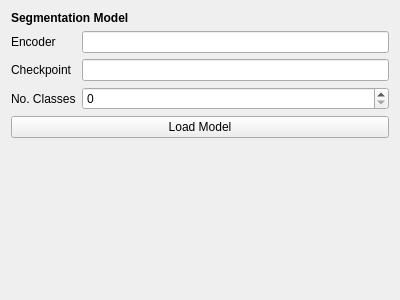
The window that fibsem/ui/qtdesigner_files/FibsemSegmentationModelWidget.ui (DeMarcoLab/fibsem) describes before a commit, drawn with Qt 5.
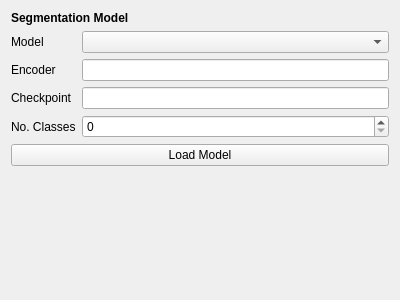
The same window after the commit.

Commit message: fibsem anything

Diff of the .ui file:
```diff
--- a/fibsem/ui/qtdesigner_files/FibsemSegmentationModelWidget.ui
+++ b/fibsem/ui/qtdesigner_files/FibsemSegmentationModelWidget.ui
@@ -14,20 +14,24 @@
    <string>Form</string>
   </property>
   <layout class="QGridLayout" name="gridLayout">
-   <item row="2" column="1">
-    <widget class="QLineEdit" name="lineEdit_checkpoint"/>
-   </item>
-   <item row="1" column="1">
-    <widget class="QLineEdit" name="lineEdit_encoder"/>
-   </item>
-   <item row="1" column="0">
-    <widget class="QLabel" name="label_encoder">
-     <property name="text">
-      <string>Encoder</string>
-     </property>
-    </widget>
-   </item>
    <item row="3" column="1">
+    <widget class="QLineEdit" name="lineEdit_checkpoint"/>
+   </item>
+   <item row="4" column="0">
+    <widget class="QLabel" name="label_num_classes">
+     <property name="text">
+      <string>No. Classes</string>
+     </property>
+    </widget>
+   </item>
+   <item row="3" column="0">
+    <widget class="QLabel" name="label_checkpoint">
+     <property name="text">
+      <string>Checkpoint</string>
+     </property>
+    </widget>
+   </item>
+   <item row="4" column="1">
     <widget class="QSpinBox" name="spinBox_num_classes"/>
    </item>
    <item row="0" column="0" colspan="2">
@@ -43,28 +47,7 @@
      </property>
     </widget>
    </item>
-   <item row="2" column="0">
-    <widget class="QLabel" name="label_checkpoint">
-     <property name="text">
-      <string>Checkpoint</string>
-     </property>
-    </widget>
-   </item>
-   <item row="3" column="0">
-    <widget class="QLabel" name="label_num_classes">
-     <property name="text">
-      <string>No. Classes</string>
-     </property>
-    </widget>
-   </item>
-   <item row="4" column="0" colspan="2">
-    <widget class="QPushButton" name="pushButton_load_model">
-     <property name="text">
-      <string>Load Model</string>
-     </property>
-    </widget>
-   </item>
-   <item row="5" column="0" colspan="2">
+   <item row="6" column="0" colspan="2">
     <spacer name="verticalSpacer">
      <property name="orientation">
       <enum>Qt::Vertical</enum>
@@ -77,6 +60,33 @@
      </property>
     </spacer>
    </item>
+   <item row="2" column="0">
+    <widget class="QLabel" name="label_encoder">
+     <property name="text">
+      <string>Encoder</string>
+     </property>
+    </widget>
+   </item>
+   <item row="5" column="0" colspan="2">
+    <widget class="QPushButton" name="pushButton_load_model">
+     <property name="text">
+      <string>Load Model</string>
+     </property>
+    </widget>
+   </item>
+   <item row="2" column="1">
+    <widget class="QLineEdit" name="lineEdit_encoder"/>
+   </item>
+   <item row="1" column="1">
+    <widget class="QComboBox" name="comboBox_model_type"/>
+   </item>
+   <item row="1" column="0">
+    <widget class="QLabel" name="label_model_type">
+     <property name="text">
+      <string>Model</string>
+     </property>
+    </widget>
+   </item>
   </layout>
  </widget>
  <resources/>
```
The commit also changes 8 other files.
